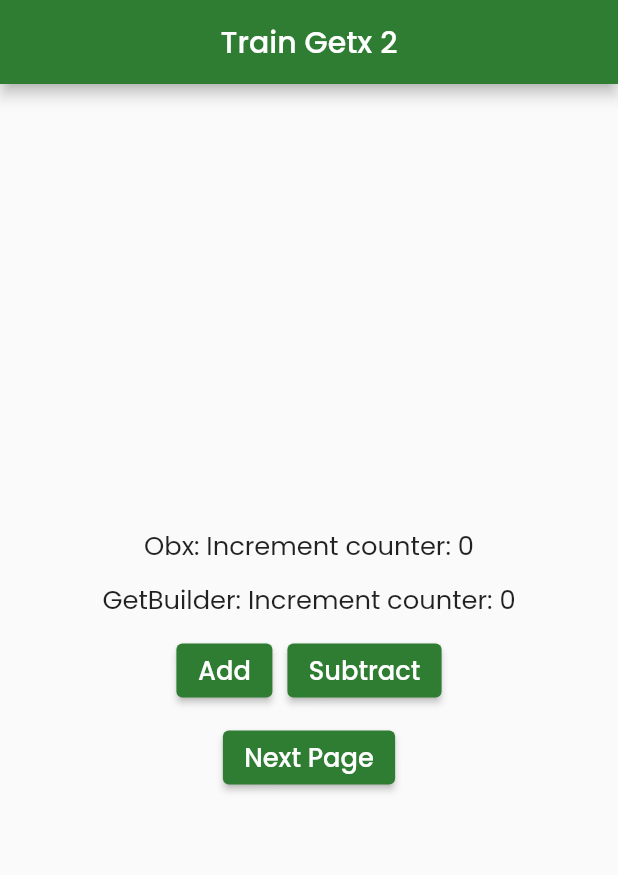
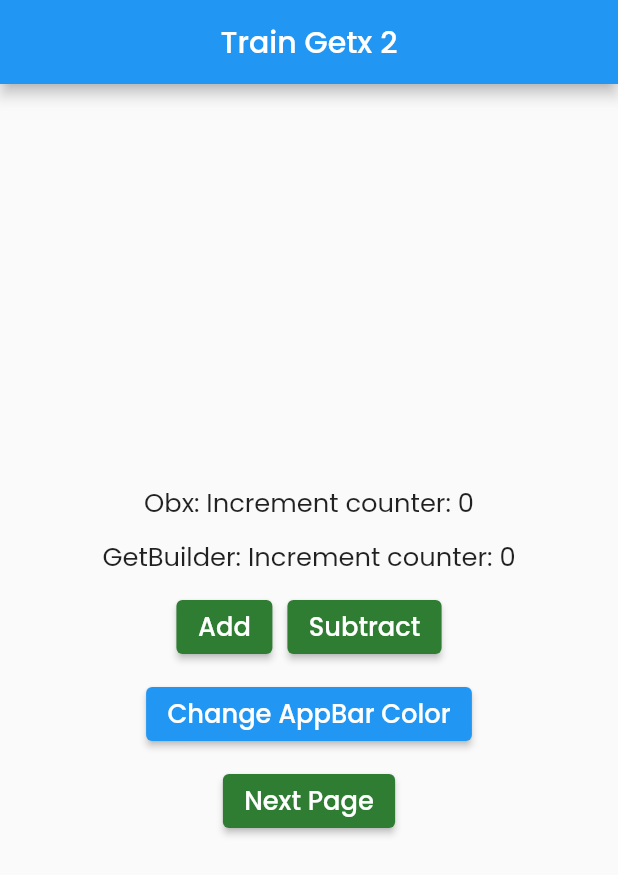
Before and after one commit to ozaenzenzen/latihan-flutter-getx2, a Flutter app: the screen it shows after launch, after a tap on "Add", after a tap on "Subtract", on a phone screen of 412 x 824 dp. Shown: the top 875 px of the screen. Run offline on Flutter 3.47's test engine with Material 2 defaults, Android fonts, the phone set to English and light mode, and no system bars; our stand-ins replace flutter_screenutil, get, google_fonts.

Commit message:
update page

```diff
--- a/lib/homepage.dart
+++ b/lib/homepage.dart
@@ -1,4 +1,5 @@
 import 'package:flutter/material.dart';
+import 'package:flutter_getx_2/apptheme_controller.dart';
 import 'package:flutter_getx_2/incredecre_controller.dart';
 import 'package:flutter_getx_2/secondpage.dart';
 import 'package:get/get.dart';
@@ -12,13 +13,23 @@ class HomePage extends StatefulWidget {
 }
 
 class _HomePageState extends State<HomePage> {
-  final IncreDecreController controller = Get.put(IncreDecreController());
+  IncreDecreController? controller;
+  AppThemeController? appThemeController;
+
+  @override
+  void initState() {
+    controller = Get.put(IncreDecreController());
+    appThemeController = Get.put(AppThemeController());
+    super.initState();
+  }
 
   @override
   Widget build(BuildContext context) {
+    return Obx(() {
       return Scaffold(
         appBar: AppBar(
           title: const Text("Train Getx 2"),
+          backgroundColor: appThemeController!.currentColor.value,
         ),
         body: Container(
           alignment: Alignment.center,
@@ -30,7 +41,8 @@ class _HomePageState extends State<HomePage> {
                 children: [
                   const Text("Obx: "),
                   Obx(() {
-                  return Text("Increment counter: ${controller.count1.value}");
+                    return Text(
+                        "Increment counter: ${controller!.count1.value}");
                   }),
                 ],
               ),
@@ -42,7 +54,7 @@ class _HomePageState extends State<HomePage> {
                   GetBuilder(
                     init: IncreDecreController(),
                     builder: (builderController) =>
-                      Text("Increment counter: ${controller.count2}"),
+                        Text("Increment counter: ${controller!.count2}"),
                   ),
                 ],
               ),
@@ -55,8 +67,10 @@ class _HomePageState extends State<HomePage> {
                       primary: Colors.green.shade800,
                     ),
                     onPressed: () {
-                    controller.increment1();
-                    controller.increment2();
+                      setState(() {
+                        controller!.increment1();
+                        controller!.increment2();
+                      });
                     },
                     child: const Text("Add"),
                   ),
@@ -66,12 +80,27 @@ class _HomePageState extends State<HomePage> {
                       primary: Colors.green.shade800,
                     ),
                     onPressed: () {
-                    controller.decrement1();
-                    controller.decrement2();
+                      setState(() {
+                        controller!.decrement1();
+                        controller!.decrement2();
+                      });
                     },
                     child: const Text("Subtract"),
                   ),
                 ],
+              ),
+              const SizedBox(height: 10),
+              ElevatedButton(
+                style: ElevatedButton.styleFrom(
+                  primary: appThemeController!.currentColor.value,
+                  // primary: Colors.green.shade800,
+                ),
+                onPressed: () {
+                  setState(() {
+                    appThemeController!.activatedTheme();
+                  });
+                },
+                child: const Text("Change AppBar Color"),
               ),
               const SizedBox(height: 10),
               ElevatedButton(
@@ -87,5 +116,6 @@ class _HomePageState extends State<HomePage> {
           ),
         ),
       );
+    });
   }
 }
--- a/lib/secondpage.dart
+++ b/lib/secondpage.dart
@@ -1,4 +1,7 @@
 import 'package:flutter/material.dart';
+import 'package:flutter_getx_2/apptheme_controller.dart';
+import 'package:flutter_screenutil/flutter_screenutil.dart';
+import 'package:get/get.dart';
 
 class SecondPage extends StatefulWidget {
   const SecondPage({Key? key}) : super(key: key);
@@ -8,12 +11,19 @@ class SecondPage extends StatefulWidget {
 }
 
 class _SecondPageState extends State<SecondPage> {
+  ScreenUtil screenUtil = ScreenUtil();
+  // final appThemeController = Get.put(AppThemeController());
+  final appThemeController = Get.find();
+
   @override
   Widget build(BuildContext context) {
-    return Scaffold(
-      appBar: AppBar(
-        title: const Text("Second Page"),
-      ),
-    );
+    return Obx(() {
+      return Scaffold(
+        appBar: AppBar(
+          title: const Text("Second Page"),
+          backgroundColor: appThemeController.currentColor.value,
+        ),
+      );
+    });
   }
 }
```
Lines whose indentation alone changed are shown as unchanged.
